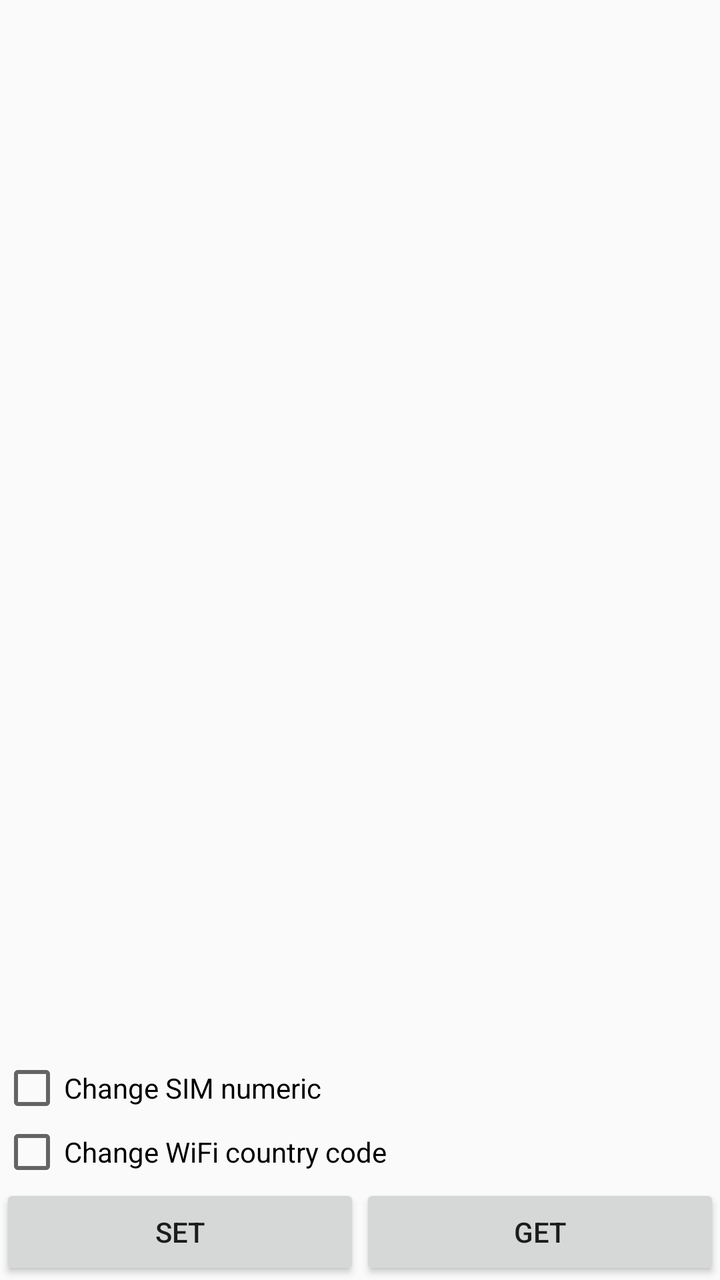
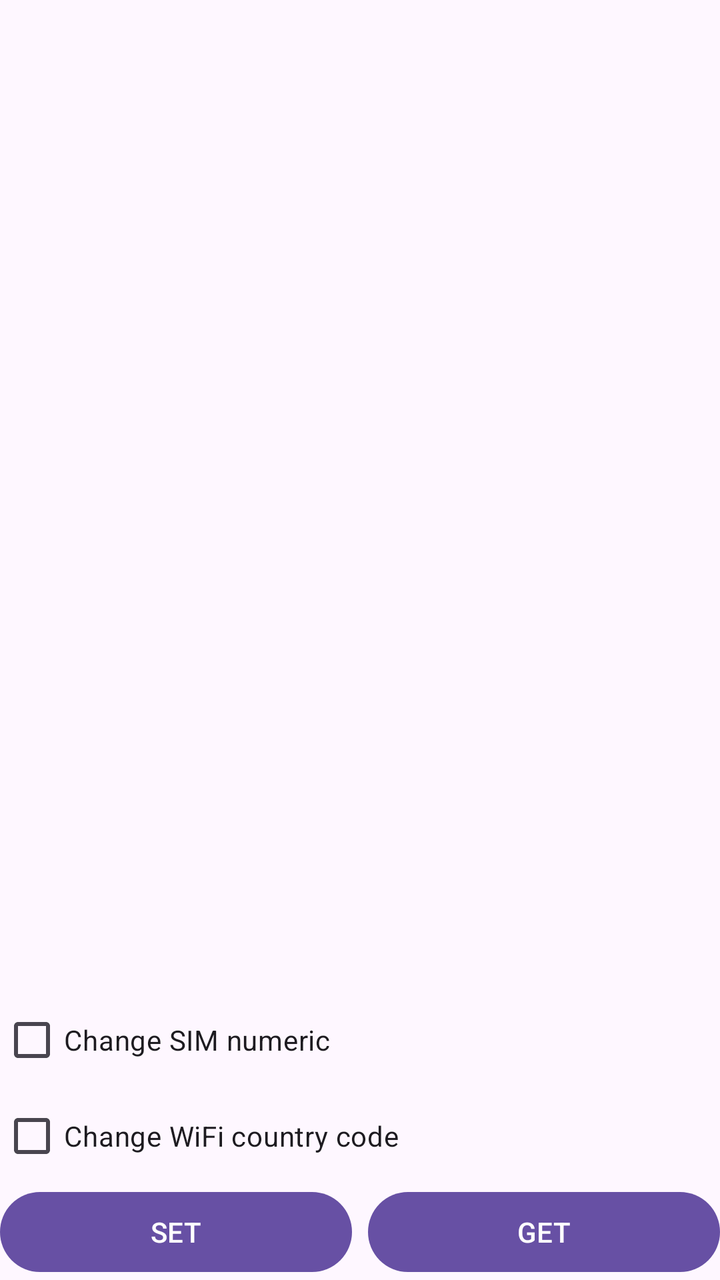

Two renders of the same Android screen: before a commit and after it. Below are the layout's source before the change and the commit's diff.
<!-- AndroidManifest.xml: application theme Theme.NiceSIM -->
<!-- res/layout/activity_main.xml -->
<?xml version="1.0" encoding="utf-8"?>
<LinearLayout
    xmlns:android="http://schemas.android.com/apk/res/android"
    xmlns:tools="http://schemas.android.com/tools"
    android:layout_width="match_parent"
    android:layout_height="match_parent"
    android:orientation="vertical"
    android:fitsSystemWindows="true"
    android:layout_margin="15dp"
    tools:context=".MainActivity">

    <TextView
        android:id="@+id/status"
        android:layout_width="wrap_content"
        android:layout_height="0dp"
        android:layout_weight="1" />

    <CheckBox
        android:id="@+id/simNumeric"
        android:layout_width="wrap_content"
        android:layout_height="wrap_content"
        android:text="@string/sim_numeric" />

    <CheckBox
        android:id="@+id/wifiCountryCode"
        android:layout_width="wrap_content"
        android:layout_height="wrap_content"
        android:text="@string/wifi_country_code" />

    <RadioGroup
        android:id="@+id/wifiCountry"
        android:layout_width="wrap_content"
        android:layout_height="wrap_content"
        android:layout_marginStart="32dp"
        android:orientation="horizontal" />

    <LinearLayout
        android:layout_width="match_parent"
        android:layout_height="wrap_content"
        android:orientation="horizontal">
        <Button
            android:id="@+id/set"
            android:layout_width="0dp"
            android:layout_height="wrap_content"
            android:layout_weight="1"
            android:text="@string/set" />
        <Button
            android:id="@+id/get"
            android:layout_width="0dp"
            android:layout_height="wrap_content"
            android:layout_weight="1"
            android:text="@string/get" />
    </LinearLayout>

</LinearLayout>
<!-- resources referenced by this layout -->
<resources>
  <string name="get">GET</string>
  <string name="set">SET</string>
  <string name="sim_numeric">Change SIM numeric</string>
  <string name="wifi_country_code">Change WiFi country code</string>
  <style name="Theme.NiceSIM" parent="Theme.AppCompat.DayNight" />
</resources>

<!-- the commit's change to res/layout/activity_main.xml (unified diff, before → after) -->
@@ -43,6 +43,7 @@
             android:layout_width="0dp"
             android:layout_height="wrap_content"
             android:layout_weight="1"
+            android:layout_marginEnd="8dp"
             android:text="@string/set" />
         <Button
             android:id="@+id/get"
<!-- resource entries referenced after the edit -->
@@ -4,6 +4,6 @@
   <string name="set">SET</string>
   <string name="sim_numeric">Change SIM numeric</string>
   <string name="wifi_country_code">Change WiFi country code</string>
-  <style name="Theme.NiceSIM" parent="Theme.AppCompat.DayNight" />
+  <style name="Theme.NiceSIM" parent="Theme.Material3.DayNight" />
 </resources>
 
